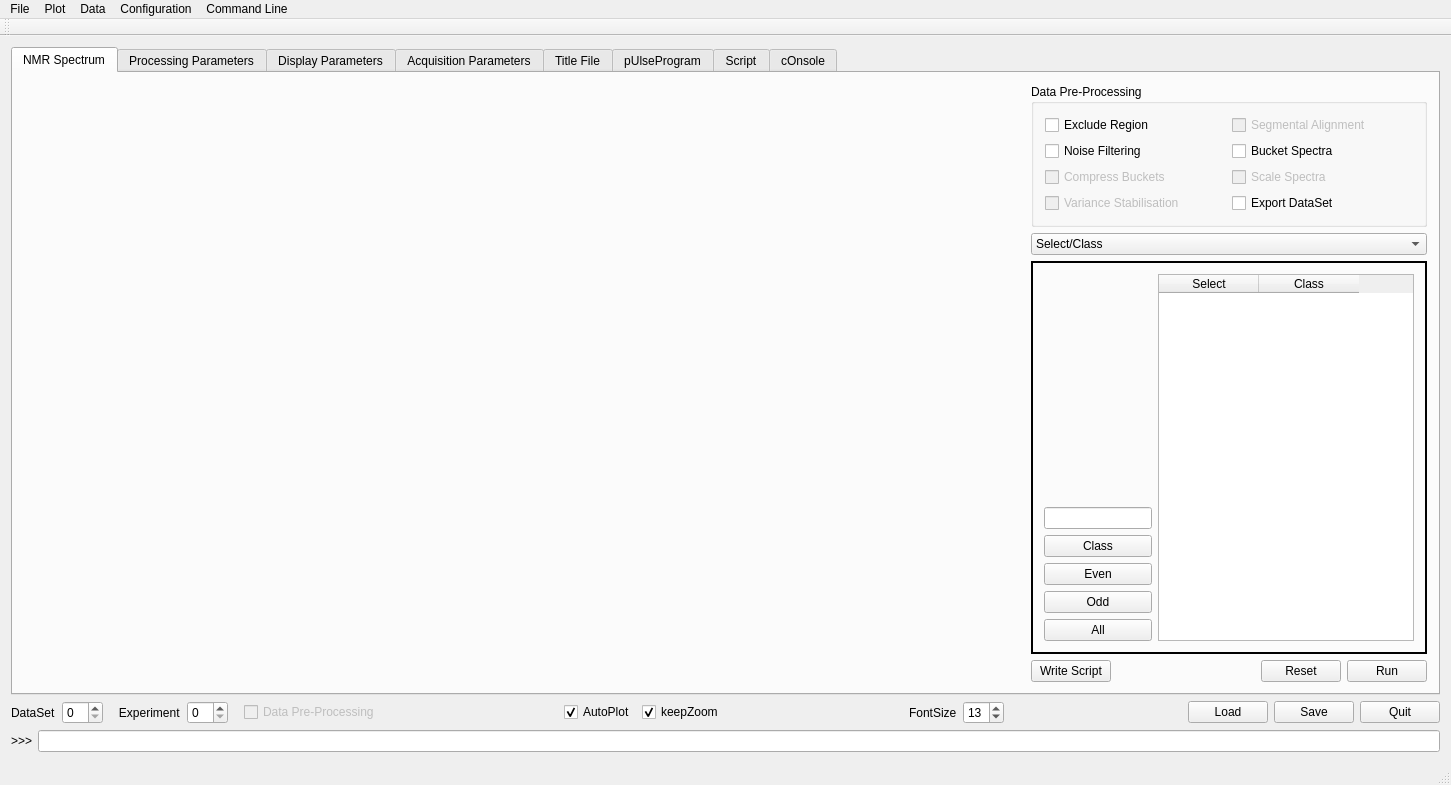
ludwigc/metabolabpy, file metabolabpy/ui/metabolabpy_mainwindow.ui: the form before one commit.
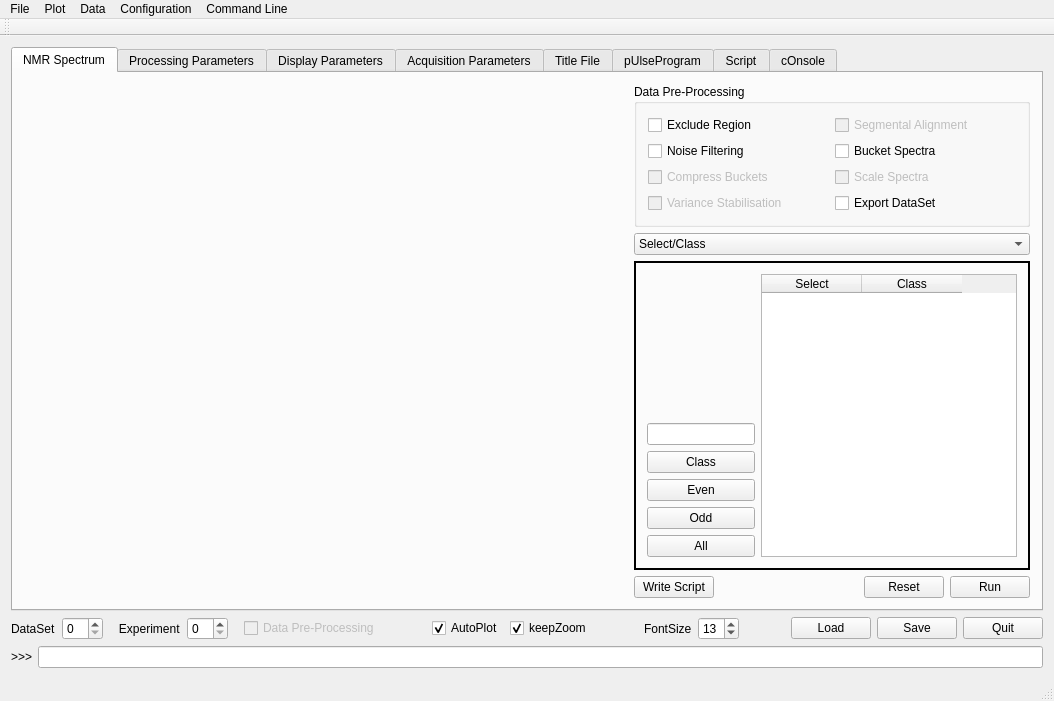
The form after the commit. Custom widgets are drawn as their Qt base class.

Commit message: added clear function to nmrDataSet

```diff
--- a/metabolabpy/ui/metabolabpy_mainwindow.ui
+++ b/metabolabpy/ui/metabolabpy_mainwindow.ui
@@ -6,8 +6,8 @@
    <rect>
     <x>0</x>
     <y>0</y>
-    <width>1451</width>
-    <height>785</height>
+    <width>1054</width>
+    <height>701</height>
    </rect>
   </property>
   <property name="windowTitle">
@@ -3114,7 +3114,7 @@
     <rect>
      <x>0</x>
      <y>0</y>
-     <width>1451</width>
+     <width>1054</width>
      <height>22</height>
     </rect>
    </property>
```
Left out of the diff: 2 changed lines with no effect on the pictures. The commit also changes 2 other files.
